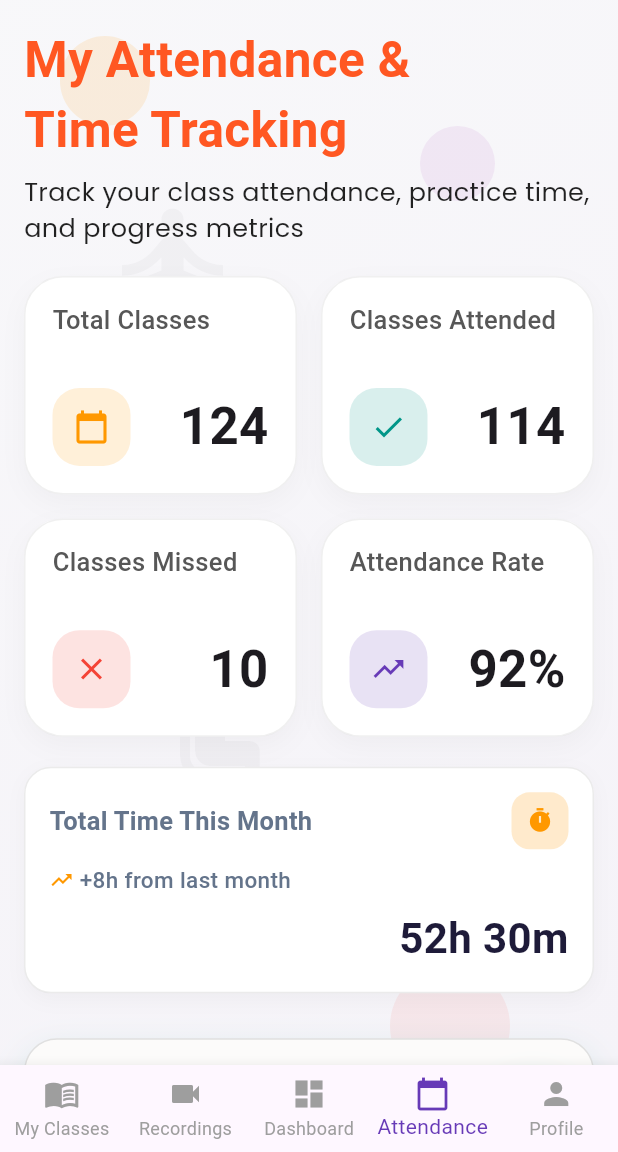
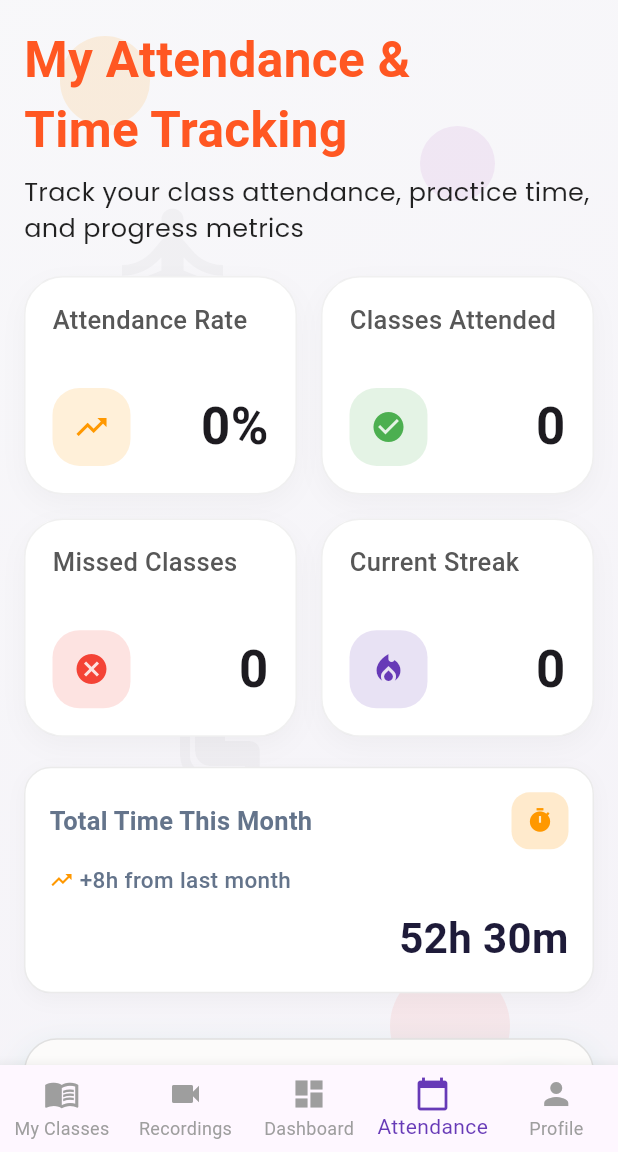
Before and after one commit to satishtridizi/navyoga_academy, a Flutter app: the AttendanceScreen screen opened by its route, on a phone screen of 412 x 824 dp, the part 84-1236 px from its top. Run offline on Flutter 3.47's test engine with Material 3 defaults, Android fonts, the phone set to English and light mode, and no system bars; our stand-ins replace cached_network_image, flutter_animate, google_fonts, share_plus, shared_preferences; accounts and stored records are empty; network calls fail; Roboto replaces fonts that are missing (Heebo).

Commit message:
first commit

```diff
--- /dev/null
+++ b/lib/api/api_constants.dart
@@ -0,0 +1,3 @@
+class ApiConstants {
+  static const String baseUrl = "http://10.0.2.2:5001/api";
+}
--- /dev/null
+++ b/lib/models/attendance_api_model.dart
@@ -0,0 +1,25 @@
+class AttendanceApiModel {
+  final int attendanceRate;
+  final int classesAttended;
+  final int missedClasses;
+  final int streak;
+
+  AttendanceApiModel({
+    required this.attendanceRate,
+    required this.classesAttended,
+    required this.missedClasses,
+    required this.streak,
+  });
+
+  factory AttendanceApiModel.fromJson(Map<String, dynamic> json) {
+    return AttendanceApiModel(
+      attendanceRate: json["attendanceRate"] ?? 0,
+
+      classesAttended: json["classesAttended"] ?? 0,
+
+      missedClasses: json["missedClasses"] ?? 0,
+
+      streak: json["streak"] ?? 0,
+    );
+  }
+}
--- a/lib/screens/attendance.dart
+++ b/lib/screens/attendance.dart
@@ -2,6 +2,7 @@ import 'package:flutter/material.dart';
 import 'package:google_fonts/google_fonts.dart';
 import 'package:navyoga_academy/Dashboard/dashboard_menu.dart';
 import 'package:navyoga_academy/data/attendance_data.dart';
+import 'package:navyoga_academy/models/attendance_stat_model.dart';
 import 'package:navyoga_academy/widgets/app_scaffold.dart';
 import 'package:navyoga_academy/widgets/attendance_stat_card.dart';
 import 'package:navyoga_academy/widgets/attandance_detail_card.dart';
@@ -10,9 +11,41 @@ import 'package:navyoga_academy/widgets/attandance_progress_row.dart';
 import 'package:navyoga_academy/widgets/attandance_class_progress_row.dart';
 import 'package:navyoga_academy/widgets/attandance_section_card.dart';
 import 'package:navyoga_academy/widgets/animatedItem.dart';
+import 'package:shared_preferences/shared_preferences.dart';
+import 'package:navyoga_academy/models/attendance_api_model.dart';
+import 'package:navyoga_academy/services/attendance_service.dart';
 
-class AttendanceScreen extends StatelessWidget {
+class AttendanceScreen extends StatefulWidget {
   const AttendanceScreen({super.key});
+
+  @override
+  State<AttendanceScreen> createState() => _AttendanceScreenState();
+}
+
+class _AttendanceScreenState extends State<AttendanceScreen> {
+  final attendanceService = AttendanceService();
+
+  AttendanceApiModel? attendance;
+
+  @override
+  void initState() {
+    super.initState();
+    loadAttendance();
+  }
+
+  Future<void> loadAttendance() async {
+    final prefs = await SharedPreferences.getInstance();
+
+    final token = prefs.getString("token");
+
+    final response = await attendanceService.getAttendance(token!);
+
+    final attendanceData = AttendanceApiModel.fromJson(response["data"]);
+
+    setState(() {
+      attendance = attendanceData;
+    });
+  }
 
   @override
   Widget build(BuildContext context) {
@@ -179,18 +212,51 @@ class AttendanceScreen extends StatelessWidget {
 
   /// 🔹 Reusable grid
   Widget _buildStatsGrid() {
+    final stats = [
+      AttendanceStatModel(
+        title: "Attendance Rate",
+        value: "${attendance?.attendanceRate ?? 0}%",
+        icon: Icons.trending_up,
+        color: Colors.orange,
+      ),
+
+      AttendanceStatModel(
+        title: "Classes Attended",
+        value: "${attendance?.classesAttended ?? 0}",
+        icon: Icons.check_circle,
+        color: Colors.green,
+      ),
+
+      AttendanceStatModel(
+        title: "Missed Classes",
+        value: "${attendance?.missedClasses ?? 0}",
+        icon: Icons.cancel,
+        color: Colors.red,
+      ),
+
+      AttendanceStatModel(
+        title: "Current Streak",
+        value: "${attendance?.streak ?? 0}",
+        icon: Icons.local_fire_department,
+        color: Colors.deepPurple,
+      ),
+    ];
+
     return GridView.builder(
       shrinkWrap: true,
       physics: const NeverScrollableScrollPhysics(),
-      itemCount: AttendanceData.stats.length,
+
+      itemCount: stats.length,
+
       gridDelegate: const SliverGridDelegateWithFixedCrossAxisCount(
         crossAxisCount: 2,
         crossAxisSpacing: 16,
         mainAxisSpacing: 16,
         childAspectRatio: 1.25,
       ),
+
       itemBuilder: (_, i) =>
-          AnimatedItem(index: i + 2, child: StatCard(AttendanceData.stats[i])),
+          AnimatedItem(index: i + 2, child: StatCard(stats[i])),
     );
   }
 
--- /dev/null
+++ b/lib/services/attendance_service.dart
@@ -0,0 +1,16 @@
+import '../api/api_constants.dart';
+import '../api/api_service.dart';
+
+class AttendanceService {
+  final ApiService _api = ApiService();
+
+  Future<dynamic> getAttendance(String token) async {
+    final response = await _api.getRequest(
+      url: "${ApiConstants.baseUrl}/attendance",
+
+      token: token,
+    );
+
+    return response;
+  }
+}
--- a/pubspec.yaml
+++ b/pubspec.yaml
@@ -40,8 +40,9 @@ dependencies:
   flutter_launcher_icons: ^0.14.4
   share_plus: ^7.2.1
   url_launcher: ^6.2.5
-  shared_preferences: ^2.2.2
   flutter_animate: ^4.5.2
+  http: ^1.6.0
+  shared_preferences: ^2.5.5
 
 
 
```
Also changed, not shown: lib/api/api_service.dart (added, +38 -0 lines), lib/models/dashboard_model.dart (added, +25 -0 lines), lib/models/recording_api_model.dart (added, +39 -0 lines), lib/models/student_model.dart (added, +22 -0 lines), lib/screens/dashboard.dart (+33 -4 lines), lib/screens/log_in.dart (+34 -12 lines), lib/screens/myprofile.dart (+30 -0 lines), lib/screens/recordingscreens.dart (+35 -2 lines), lib/services/auth_service.dart (added, +28 -0 lines), lib/services/dashboard_service.dart (added, +16 -0 lines), lib/services/recording_service.dart (added, +16 -0 lines), pubspec.lock.
